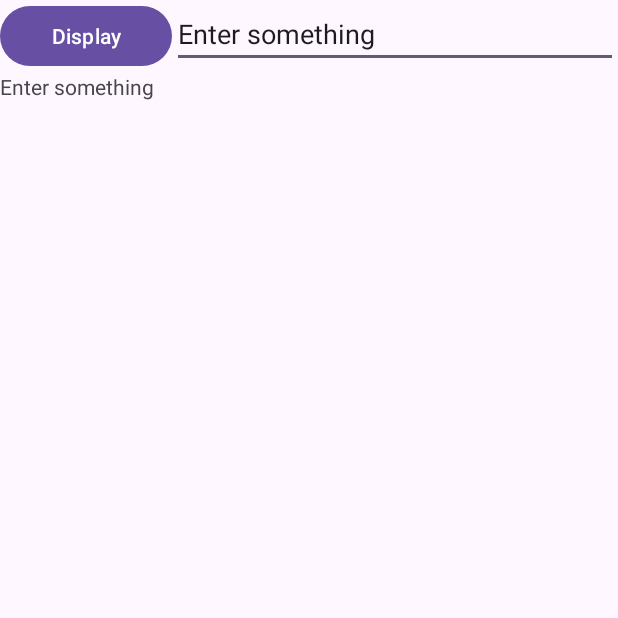
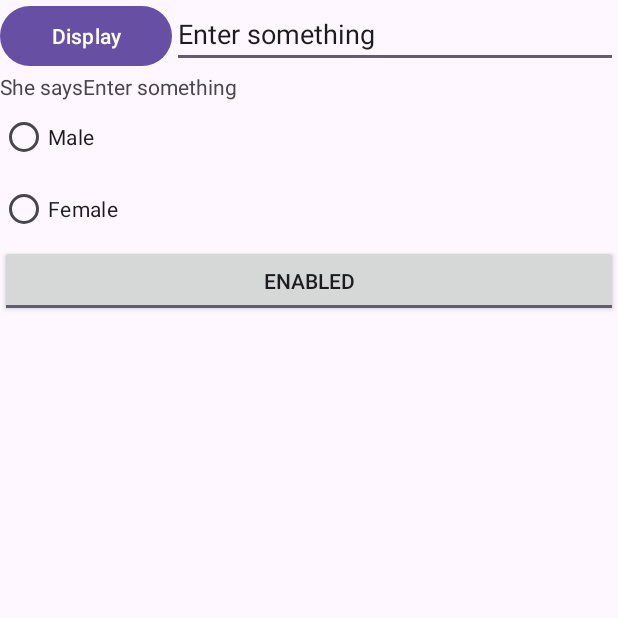
Before and after one commit to Rubyza/Week03, an Android app: the screen it shows after launch (MainActivity), after a tap on "Display", on a phone screen of 412 x 824 dp, the top half of it. Run offline under Robolectric (Android 15) with nearby library versions, the phone set to English and light mode, and no system bars.

Commit message:
completed up to section e

```diff
--- a/app/src/main/java/sg/edu/rp/c346/id22019799/week03/MainActivity.java
+++ b/app/src/main/java/sg/edu/rp/c346/id22019799/week03/MainActivity.java
@@ -6,7 +6,9 @@ import android.os.Bundle;
 import android.view.View;
 import android.widget.Button;
 import android.widget.EditText;
+import android.widget.RadioGroup;
 import android.widget.TextView;
+import android.widget.ToggleButton;
 
 public class MainActivity extends AppCompatActivity {
 
@@ -14,6 +16,9 @@ public class MainActivity extends AppCompatActivity {
     TextView tvDisplay;
     Button btnDisplay;
     EditText etInput;
+    ToggleButton tbtn;
+    RadioGroup rgGender;
+
 
     @Override
     protected void onCreate(Bundle savedInstanceState) {
@@ -23,6 +28,8 @@ public class MainActivity extends AppCompatActivity {
         tvDisplay = findViewById(R.id.textViewDisplay);
         btnDisplay = findViewById(R.id.buttonDisplay);
         etInput = findViewById(R.id.editTextInput);
+        tbtn = findViewById(R.id.toggleButtonEnabled);
+        rgGender = findViewById(R.id.radioGroupGender);
 
         btnDisplay.setOnClickListener(new View.OnClickListener() {
             @Override
@@ -33,5 +40,47 @@ public class MainActivity extends AppCompatActivity {
 
             }
         });
+
+
+        tbtn.setOnClickListener(new View.OnClickListener() {
+            @Override
+            public void onClick(View view) {
+                // Add your code for the action
+
+                //get the state of the toggle button
+                boolean isChecked = tbtn.isChecked();
+                if (isChecked) {
+                    etInput.setEnabled(true);
+                } else{
+                    etInput.setEnabled(false);
+                }
+
+
+            }
+        });
+
+        btnDisplay.setOnClickListener(new View.OnClickListener() {
+            @Override
+            public void onClick(View v) {
+                // Code for the action
+                String stringResponse = etInput.getText().toString();
+                int checkedRadioId = rgGender.getCheckedRadioButtonId();
+                if(checkedRadioId == R.id.radioButtonGenderMale){
+                    // Write the code when male selected
+                    stringResponse = "He says"+stringResponse;
+
+                }
+                else{
+                    // Write the code when female selected
+                    stringResponse = "She says"+stringResponse;
+
+                }
+                tvDisplay.setText(stringResponse);
+            }
+        });
+
+
+
+
     }
 }
--- a/app/src/main/res/layout/activity_main.xml
+++ b/app/src/main/res/layout/activity_main.xml
@@ -34,4 +34,30 @@
         android:layout_height="wrap_content"
         android:text="@string/display_what_the_user_enters" />
 
+    <RadioGroup
+        android:id="@+id/radioGroupGender"
+        android:layout_width="match_parent"
+        android:layout_height="wrap_content">
+
+        <RadioButton
+            android:id="@+id/radioButtonGenderMale"
+            android:layout_width="match_parent"
+            android:layout_height="wrap_content"
+            android:text="@string/male" />
+
+        <RadioButton
+            android:id="@+id/radioButtonGenderFemale"
+            android:layout_width="match_parent"
+            android:layout_height="wrap_content"
+            android:text="@string/female" />
+    </RadioGroup>
+
+    <ToggleButton
+        android:id="@+id/toggleButtonEnabled"
+        android:layout_width="match_parent"
+        android:layout_height="wrap_content"
+        android:checked="true"
+        android:textOff="@string/disabled"
+        android:textOn="@string/enabled" />
+
 </LinearLayout>
--- a/app/src/main/res/values/strings.xml
+++ b/app/src/main/res/values/strings.xml
@@ -3,4 +3,8 @@
     <string name="display">Display</string>
     <string name="display_what_the_user_enters">Display what the user enters</string>
     <string name="enter_something">Enter something</string>
+    <string name="disabled">Disabled</string>
+    <string name="enabled">Enabled</string>
+    <string name="male">Male</string>
+    <string name="female">Female</string>
 </resources>
```
